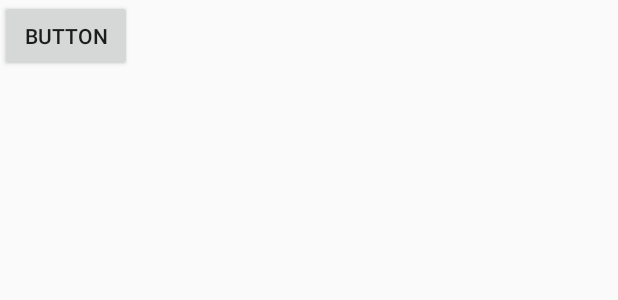
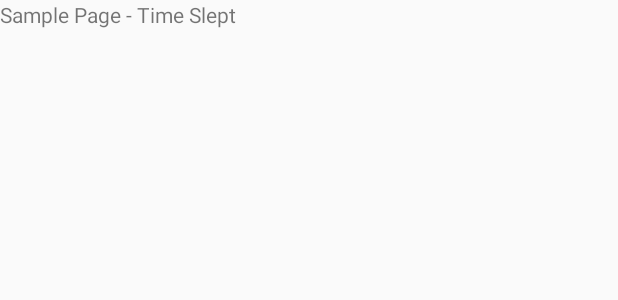
Before and after one commit to Holmelo/KOBOL, an Android app: the layout fragment_timeslept.xml on its own in the app's theme, with its tools: preview values and no code run, on a phone screen of 412 x 824 dp. Shown: the top 300 px of the screen. Run offline under Robolectric (Android 15) with nearby library versions, the phone set to English and light mode, and no system bars.

Commit message:
update 2

```diff
--- a/KobolApp3/app/src/main/AndroidManifest.xml
+++ b/KobolApp3/app/src/main/AndroidManifest.xml
@@ -9,9 +9,10 @@
         android:roundIcon="@mipmap/ic_launcher_round"
         android:supportsRtl="true"
         android:theme="@style/AppTheme">
-        <activity android:name=".test2"></activity>
+        <activity android:name=".TimeSleptFragment"></activity>
+        <activity android:name=".fragment_timeslept" />
+        <activity android:name=".test2" />
         <activity android:name=".test1" />
-        <activity android:name=".TimeSleptFragment" />
         <activity android:name=".MainActivity">
             <intent-filter>
                 <action android:name="android.intent.action.MAIN" />
--- a/KobolApp3/app/src/main/java/kobolapp/com/kobolapp3/TimeSleptFragment.java
+++ b/KobolApp3/app/src/main/java/kobolapp/com/kobolapp3/TimeSleptFragment.java
@@ -1,17 +1,14 @@
 package kobolapp.com.kobolapp3;
 
 import androidx.appcompat.app.AppCompatActivity;
-
 import android.os.Bundle;
-import android.widget.Button;
 
 public class TimeSleptFragment extends AppCompatActivity {
 
     @Override
     protected void onCreate(Bundle savedInstanceState) {
         super.onCreate(savedInstanceState);
+
         setContentView(R.layout.fragment_timeslept);
-
-
     }
 }
--- a/KobolApp3/app/src/main/res/layout/fragment_home.xml
+++ b/KobolApp3/app/src/main/res/layout/fragment_home.xml
@@ -134,6 +134,4 @@
         android:layout_centerVertical="true"
         android:layout_below="@id/concussionButton"
         android:layout_marginTop="10dp"/>
-
-
 </RelativeLayout>
--- a/KobolApp3/app/src/main/res/layout/fragment_timeslept.xml
+++ b/KobolApp3/app/src/main/res/layout/fragment_timeslept.xml
@@ -1,16 +1,16 @@
 <?xml version="1.0" encoding="utf-8"?>
-<RelativeLayout xmlns:android="http://schemas.android.com/apk/res/android"
+<androidx.constraintlayout.widget.ConstraintLayout xmlns:android="http://schemas.android.com/apk/res/android"
     xmlns:app="http://schemas.android.com/apk/res-auto"
     xmlns:tools="http://schemas.android.com/tools"
     android:layout_width="match_parent"
     android:layout_height="match_parent"
     tools:context=".TimeSleptFragment">
 
-    <Button
-        android:id="@+id/button"
+    <TextView
+        android:id="@+id/textView"
         android:layout_width="wrap_content"
         android:layout_height="wrap_content"
-        android:text="Button"
-        tools:layout_editor_absoluteX="185dp"
-        tools:layout_editor_absoluteY="242dp" />
-</RelativeLayout>
+        android:text="Sample Page - Time Slept"
+        tools:layout_editor_absoluteX="158dp"
+        tools:layout_editor_absoluteY="293dp" />
+</androidx.constraintlayout.widget.ConstraintLayout>
--- a/KobolApp3/app/src/main/res/values/strings.xml
+++ b/KobolApp3/app/src/main/res/values/strings.xml
@@ -1,3 +1,4 @@
 <resources>
     <string name="app_name">KobolApp3</string>
+    <string name="sample_page_temperature">Sample Page - Temperature</string>
 </resources>
```
Also changed, not shown: KobolApp3/app/src/main/java/kobolapp/com/kobolapp3/MainActivity.java (+0 -13 lines).
